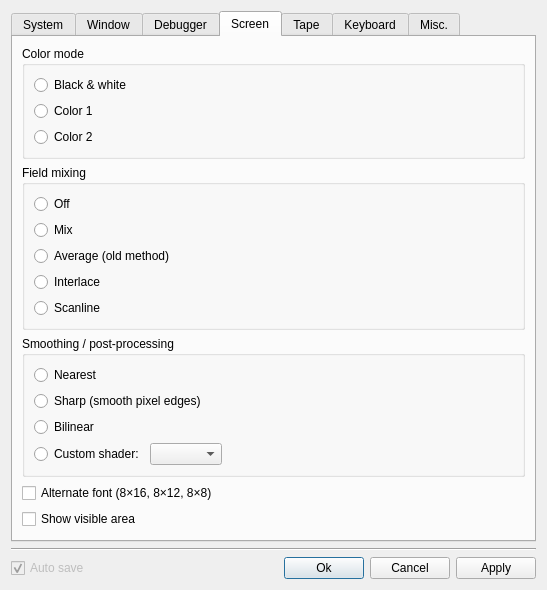
Old version of the form src/qt/qtSettingsDialog.ui in the repository vpyk/emu80v4.
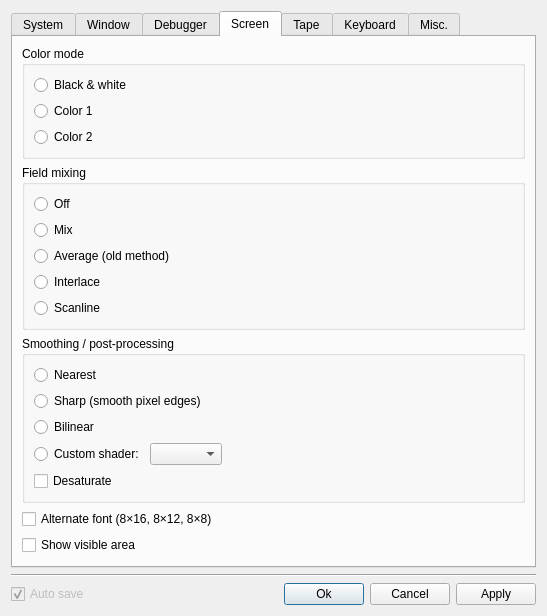
New version of the form. The open tabs and pages were chosen to show the change.

Commit message: Add "desaturate" option to convert output to grayscayle

Diff of the .ui file:
```diff
--- a/src/qt/qtSettingsDialog.ui
+++ b/src/qt/qtSettingsDialog.ui
@@ -7,7 +7,7 @@
     <x>0</x>
     <y>0</y>
     <width>547</width>
-    <height>583</height>
+    <height>609</height>
    </rect>
   </property>
   <property name="windowTitle">
@@ -1248,6 +1248,13 @@
             </item>
            </layout>
           </item>
+          <item>
+           <widget class="QCheckBox" name="desaturateCheckBox">
+            <property name="text">
+             <string>Desaturate</string>
+            </property>
+           </widget>
+          </item>
          </layout>
         </widget>
        </item>
```
Left out of the diff: 1 changed line with no effect on the pictures. The commit also changes 35 other files.
